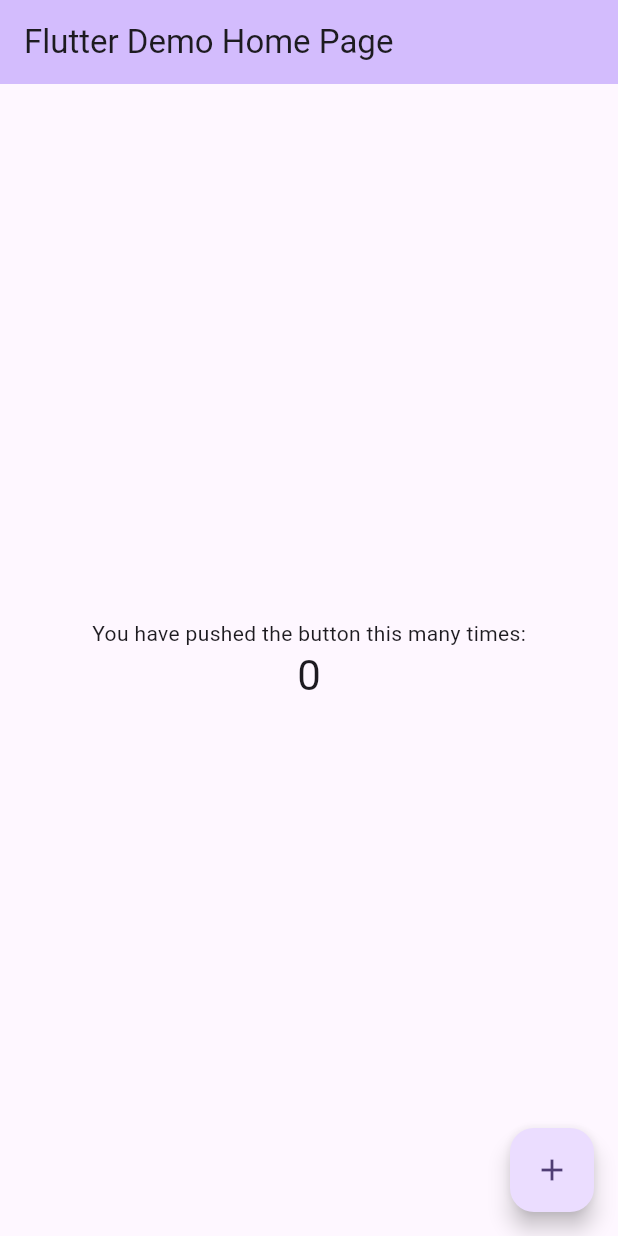
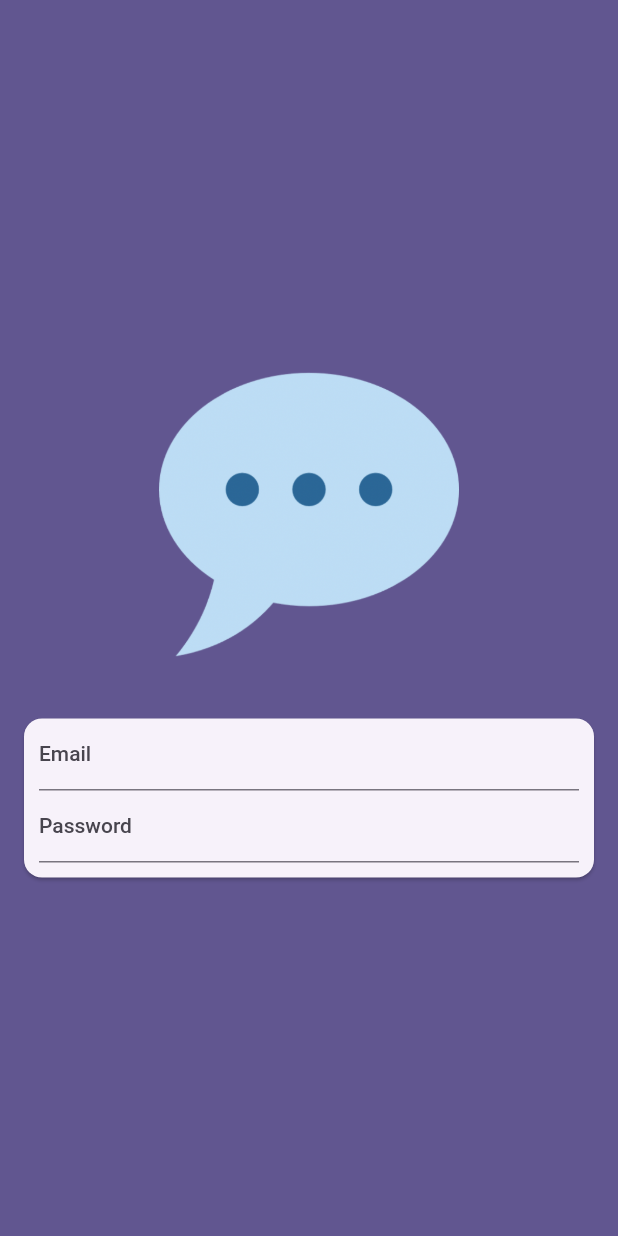
Before and after one commit to Sridhare29/ChatBee, a Flutter app: the screen it shows after launch, on a phone screen of 412 x 824 dp. Run offline on Flutter 3.47's test engine with Material 2 defaults, Android fonts, the phone set to English and light mode, and no system bars.

Commit message:
login ui design

```diff
--- a/lib/main.dart
+++ b/lib/main.dart
@@ -1,125 +1,23 @@
+import 'package:chatbee/widget/auth.dart';
 import 'package:flutter/material.dart';
 
 void main() {
-  runApp(const MyApp());
+  runApp(const App());
 }
 
-class MyApp extends StatelessWidget {
-  const MyApp({super.key});
+class App extends StatelessWidget {
+  const App({super.key});
 
-  // This widget is the root of your application.
   @override
   Widget build(BuildContext context) {
     return MaterialApp(
-      title: 'Flutter Demo',
-      theme: ThemeData(
-        // This is the theme of your application.
-        //
-        // TRY THIS: Try running your application with "flutter run". You'll see
-        // the application has a blue toolbar. Then, without quitting the app,
-        // try changing the seedColor in the colorScheme below to Colors.green
-        // and then invoke "hot reload" (save your changes or press the "hot
-        // reload" button in a Flutter-supported IDE, or press "r" if you used
-        // the command line to start the app).
-        //
-        // Notice that the counter didn't reset back to zero; the application
-        // state is not lost during the reload. To reset the state, use hot
-        // restart instead.
-        //
-        // This works for code too, not just values: Most code changes can be
-        // tested with just a hot reload.
-        colorScheme: ColorScheme.fromSeed(seedColor: Colors.deepPurple),
+      title: 'FlutterChat',
+      theme: ThemeData().copyWith(
         useMaterial3: true,
+        colorScheme: ColorScheme.fromSeed(
+            seedColor: const Color.fromARGB(255, 63, 17, 177)),
       ),
-      home: const MyHomePage(title: 'Flutter Demo Home Page'),
+      home: const AuthScreeen(),
     );
   }
 }
-
-class MyHomePage extends StatefulWidget {
-  const MyHomePage({super.key, required this.title});
-
-  // This widget is the home page of your application. It is stateful, meaning
-  // that it has a State object (defined below) that contains fields that affect
-  // how it looks.
-
-  // This class is the configuration for the state. It holds the values (in this
-  // case the title) provided by the parent (in this case the App widget) and
-  // used by the build method of the State. Fields in a Widget subclass are
-  // always marked "final".
-
-  final String title;
-
-  @override
-  State<MyHomePage> createState() => _MyHomePageState();
-}
-
-class _MyHomePageState extends State<MyHomePage> {
-  int _counter = 0;
-
-  void _incrementCounter() {
-    setState(() {
-      // This call to setState tells the Flutter framework that something has
-      // changed in this State, which causes it to rerun the build method below
-      // so that the display can reflect the updated values. If we changed
-      // _counter without calling setState(), then the build method would not be
-      // called again, and so nothing would appear to happen.
-      _counter++;
-    });
-  }
-
-  @override
-  Widget build(BuildContext context) {
-    // This method is rerun every time setState is called, for instance as done
-    // by the _incrementCounter method above.
-    //
-    // The Flutter framework has been optimized to make rerunning build methods
-    // fast, so that you can just rebuild anything that needs updating rather
-    // than having to individually change instances of widgets.
-    return Scaffold(
-      appBar: AppBar(
-        // TRY THIS: Try changing the color here to a specific color (to
-        // Colors.amber, perhaps?) and trigger a hot reload to see the AppBar
-        // change color while the other colors stay the same.
-        backgroundColor: Theme.of(context).colorScheme.inversePrimary,
-        // Here we take the value from the MyHomePage object that was created by
-        // the App.build method, and use it to set our appbar title.
-        title: Text(widget.title),
-      ),
-      body: Center(
-        // Center is a layout widget. It takes a single child and positions it
-        // in the middle of the parent.
-        child: Column(
-          // Column is also a layout widget. It takes a list of children and
-          // arranges them vertically. By default, it sizes itself to fit its
-          // children horizontally, and tries to be as tall as its parent.
-          //
-          // Column has various properties to control how it sizes itself and
-          // how it positions its children. Here we use mainAxisAlignment to
-          // center the children vertically; the main axis here is the vertical
-          // axis because Columns are vertical (the cross axis would be
-          // horizontal).
-          //
-          // TRY THIS: Invoke "debug painting" (choose the "Toggle Debug Paint"
-          // action in the IDE, or press "p" in the console), to see the
-          // wireframe for each widget.
-          mainAxisAlignment: MainAxisAlignment.center,
-          children: <Widget>[
-            const Text(
-              'You have pushed the button this many times:',
-            ),
-            Text(
-              '$_counter',
-              style: Theme.of(context).textTheme.headlineMedium,
-            ),
-          ],
-        ),
-      ),
-      floatingActionButton: FloatingActionButton(
-        onPressed: _incrementCounter,
-        tooltip: 'Increment',
-        child: const Icon(Icons.add),
-      ), // This trailing comma makes auto-formatting nicer for build methods.
-    );
-  }
-}
--- /dev/null
+++ b/lib/widget/auth.dart
@@ -0,0 +1,58 @@
+import 'package:flutter/material.dart';
+
+class AuthScreeen extends StatefulWidget {
+  const AuthScreeen({super.key});
+
+  @override
+  State<AuthScreeen> createState() => _AuthScreeenState();
+}
+
+class _AuthScreeenState extends State<AuthScreeen> {
+  @override
+  Widget build(BuildContext context) {
+    return Scaffold(
+      backgroundColor: Theme.of(context).colorScheme.primary,
+      body: Center(
+        child: SingleChildScrollView(
+            child: Column(
+          mainAxisAlignment: MainAxisAlignment.center,
+          children: [
+            Container(
+              margin: const EdgeInsets.only(
+                  top: 20, left: 20, right: 20, bottom: 20),
+              width: 200,
+              child: Image.asset('images/chat.png'),
+            ),
+            Card(
+              margin: const EdgeInsets.all(16),
+              child: Padding(
+                padding: const EdgeInsets.only(left: 10,top: 0,bottom: 10,right: 10),
+                child: Form(
+                  child: Column(
+                    mainAxisSize: MainAxisSize.min,
+                    children: [
+                      TextFormField(
+                        decoration: const InputDecoration(
+                          labelText: "Email",
+                        ),
+                        keyboardType: TextInputType.emailAddress,
+                        autocorrect: false,
+                        textCapitalization: TextCapitalization.none,
+                      ),
+                      TextFormField(
+                        decoration: const InputDecoration(
+                          labelText: "Password",
+                        ),
+                        obscureText: true, //invisiable the txt
+                      ),
+                    ],
+                  ),
+                ),
+              ),
+            )
+          ],
+        )),
+      ),
+    );
+  }
+}
--- a/pubspec.yaml
+++ b/pubspec.yaml
@@ -59,8 +59,8 @@ flutter:
   uses-material-design: true
 
   # To add assets to your application, add an assets section, like this:
-  # assets:
-  #   - images/a_dot_burr.jpeg
+  assets:
+    - images/
   #   - images/a_dot_ham.jpeg
 
   # An image asset can refer to one or more resolution-specific "variants", see
```
Also changed, not shown: images/chat.png (added), 1 other file.
